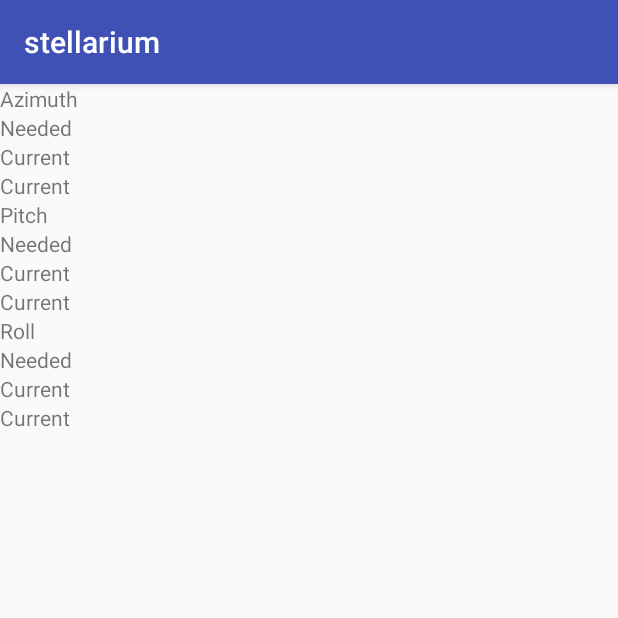
After one commit to arunsoman/scope-assist, an Android app: the fragment Orientation shown on its own in the app's theme, on a phone screen of 412 x 824 dp, the top half of it. The commit adds this screen. Run offline under Robolectric (Android 15) with nearby library versions, the phone set to English and light mode, and no system bars; libraries missing offline, so code that uses them is left out: com.kircherelectronics.fsensor; 4 statements that could not run were skipped.

Commit message:
gyro added

```diff
--- a/stellarium/app/build.gradle
+++ b/stellarium/app/build.gradle
@@ -46,3 +46,7 @@
 dependencies {
     implementation 'com.android.support:support-v4:27.+'
 }
+
+dependencies{
+    implementation 'com.github.KalebKE:FSensor:v1.2'
+}
--- a/stellarium/app/src/main/java/c/a/sm/Level.kt
+++ b/stellarium/app/src/main/java/c/a/sm/Level.kt
@@ -12,6 +12,8 @@
 import android.widget.ImageView
 import android.widget.TextView
 import com.example.arunsoman.stellarium.R
+import java.math.RoundingMode
+import java.text.DecimalFormat
 
 
 class Level:Fragment(), SensorEventListener  {
@@ -82,6 +84,25 @@
         }
     }
 
+
+    fun Double.abs():Double{
+        return Math.abs(this)
+    }
+    fun Int.abs():Int  {return Math.abs(this)}
+
+    fun Float.fromRadToHourMinSec():String{
+        val degress = this*180/Math.PI
+        val hours = degress.toInt()
+        var remains = (degress.abs() - hours.abs())*60
+        val mins = remains.toInt()
+        remains = remains - mins
+        val sec = remains*60
+        val df = DecimalFormat("#.##")
+        df.roundingMode = RoundingMode.CEILING
+        val out = "${hours} : ${mins} : ${df.format(sec.abs())}"
+        return out
+    }
+
     override fun onSensorChanged(sensorEvent: SensorEvent) {
         // The sensor type (as defined in the Sensor class).
         val sensorType = sensorEvent.sensor.type
@@ -142,12 +163,9 @@
         }
 
         // Fill in the string placeholders and set the textview text.
-        mTextSensorAzimuth.text = resources.getString(
-                R.string.value_format, azimuth)
-        mTextSensorPitch.text = resources.getString(
-                R.string.value_format, pitch)
-        mTextSensorRoll.text = resources.getString(
-                R.string.value_format, roll)
+        mTextSensorAzimuth.setText(azimuth.fromRadToHourMinSec())
+        mTextSensorPitch.setText(pitch.fromRadToHourMinSec())
+        mTextSensorRoll.setText(roll.fromRadToHourMinSec())
 
         // Reset all spot values to 0. Without this animation artifacts can
         // happen with fast tilts.
--- a/stellarium/app/src/main/java/c/a/sm/MainActivity.kt
+++ b/stellarium/app/src/main/java/c/a/sm/MainActivity.kt
@@ -75,6 +75,7 @@
        map.put(cnt++, Holder("GPS ", Location()))
        map.put(cnt++, Holder("Polaris ", polaris))
        map.put(cnt++, Holder("Target ", SkyObject()))
+       map.put(cnt++, Holder("Orientation ", Orientation()))
     }
 
 
--- /dev/null
+++ b/stellarium/app/src/main/java/c/a/sm/Orientation.kt
@@ -0,0 +1,80 @@
+package c.a.sm
+
+
+import android.os.Bundle
+import android.support.v4.app.Fragment
+import android.view.LayoutInflater
+import android.view.View
+import android.view.ViewGroup
+import android.widget.TextView
+import com.example.arunsoman.stellarium.R
+import java.math.RoundingMode
+import java.text.DecimalFormat
+
+class Orientation: Fragment(), OrientationDto.Listener {
+
+
+    private lateinit var mAzimuthCurrent: TextView
+    private lateinit var mPitchCurrent: TextView
+    private lateinit var mRollCurrent: TextView
+    private lateinit var o: OrientationDto
+
+    override fun onCreateView(inflater: LayoutInflater, container: ViewGroup?, savedInstanceState: Bundle?): View? {
+
+        val view = inflater.inflate(R.layout.orientation, container, false)
+        mAzimuthCurrent = view.findViewById(R.id.azCurrentV);
+        mPitchCurrent = view.findViewById(R.id.pitchCurrentV);
+        mRollCurrent = view.findViewById(R.id.rollCurrentV);
+        return view
+    }
+
+    override fun onViewCreated(view: View, savedInstanceState: Bundle?) {
+        o = OrientationDto()
+        o.start(activity!!, this)
+
+    }
+
+
+    override fun onOrientationChanged(az: Float, pitch: Float, roll: Float) {
+        mAzimuthCurrent.setText(az.fromRadToHourMinSec())
+        mPitchCurrent.setText(pitch.fromRadToHourMinSec())
+        mRollCurrent.setText(roll.fromRadToHourMinSec())
+
+    }
+
+
+    override fun onStop() {
+        super.onStop()
+        o.stopListening()
+    }
+
+    override fun onPause() {
+        super.onPause()
+        o.stopListening()
+    }
+
+    override fun onResume() {
+        super.onResume()
+        o.start(activity!!, this)
+    }
+
+    fun Double.abs():Double{
+        return Math.abs(this)
+    }
+    fun Int.abs():Int  {return Math.abs(this)}
+
+    fun Float.fromRadToHourMinSec():String{
+        val degress = this*180/Math.PI
+        val hours = degress.toInt()
+        var remains = (degress.abs() - hours.abs())*60
+        val mins = remains.toInt()
+        remains = remains - mins
+        val sec = remains*60
+        val df = DecimalFormat("#.##")
+        df.roundingMode = RoundingMode.CEILING
+        val out = "${hours} : ${mins} : ${df.format(sec.abs())}"
+        return out
+    }
+
+
+}
--- /dev/null
+++ b/stellarium/app/src/main/java/c/a/sm/Utils.kt
@@ -0,0 +1,97 @@
+package c.a.sm
+
+import android.app.Activity
+import android.content.Context
+import android.hardware.Sensor
+import android.hardware.SensorEvent
+import android.hardware.SensorEventListener
+import android.hardware.SensorManager
+import android.view.Surface
+import android.view.WindowManager
+
+import com.kircherelectronics.fsensor.filter.averaging.MeanFilter;
+import com.kircherelectronics.fsensor.filter.gyroscope.OrientationGyroscope;
+import com.kircherelectronics.fsensor.filter.gyroscope.fusion.complimentary.OrientationFusedComplimentary;
+import com.kircherelectronics.fsensor.filter.gyroscope.fusion.kalman.OrientationFusedKalman;
+import com.kircherelectronics.fsensor.util.rotation.RotationUtil;
+
+
+
+
+class OrientationDto:SensorEventListener {
+    interface Listener {
+        fun onOrientationChanged(az:Float, pitch: Float, roll: Float)
+    }
+
+    private lateinit var listener:Listener
+    private lateinit var fusedOrientation:FloatArray
+    private lateinit var acceleration:FloatArray
+    private lateinit var magnetic:FloatArray
+    private lateinit var rotation :FloatArray
+
+
+    private lateinit var meanFilter: MeanFilter
+
+    private lateinit var sensorManager: SensorManager
+
+    private var orientationGyroscope: OrientationGyroscope
+    private var orientationComplimentaryFusion: OrientationFusedComplimentary
+    private var orientationKalmanFusion: OrientationFusedKalman
+
+
+    init {
+        orientationGyroscope = OrientationGyroscope()
+        orientationComplimentaryFusion = OrientationFusedComplimentary()
+        orientationKalmanFusion = OrientationFusedKalman()
+    }
+
+    fun start(activity: Activity, listener: Listener){
+        this.listener = listener
+        sensorManager = activity.getSystemService(Context.SENSOR_SERVICE) as SensorManager
+        sensorManager.registerListener(this, sensorManager
+                .getDefaultSensor(Sensor.TYPE_ACCELEROMETER),
+                SensorManager.SENSOR_DELAY_FASTEST);
+
+        // Register for sensor updates.
+        sensorManager.registerListener(this, sensorManager
+                .getDefaultSensor(Sensor.TYPE_MAGNETIC_FIELD),
+                SensorManager.SENSOR_DELAY_FASTEST);
+
+        // Register for sensor updates.
+        sensorManager.registerListener(this,
+                sensorManager.getDefaultSensor(Sensor.TYPE_GYROSCOPE),
+                SensorManager.SENSOR_DELAY_FASTEST);
+        orientationKalmanFusion.startFusion()
+    }
+
+    fun stopListening(){
+        orientationKalmanFusion.stopFusion()
+        sensorManager.unregisterListener(this)
+    }
+
+    private var hasAcceleration=false
+    private var hasMagnetic=false
+
+    override fun onSensorChanged(event: SensorEvent) {
+        if (event.sensor.getType() == Sensor.TYPE_ACCELEROMETER) {
+            acceleration = event.values.clone()
+            hasAcceleration = true;
+        } else  if (event.sensor.getType() == Sensor.TYPE_MAGNETIC_FIELD) {
+            magnetic = event.values.clone()
+            hasMagnetic = true;
+        } else if (event.sensor.getType() == Sensor.TYPE_GYROSCOPE) {
+            rotation = event.values.clone()
+            if(!orientationKalmanFusion.isBaseOrientationSet()) {
+                if(hasAcceleration && hasMagnetic) {
+                    orientationKalmanFusion.setBaseOrientation(RotationUtil.getOrientationQuaternionFromAccelerationMagnetic(acceleration, magnetic));
+                }
+            } else {
+                fusedOrientation = orientationKalmanFusion.calculateFusedOrientation(rotation, event.timestamp, acceleration, magnetic);
+                listener.onOrientationChanged(fusedOrientation[0],fusedOrientation[1],fusedOrientation[2])
+            }
+        }
+    }
+
+    override fun onAccuracyChanged(sensor: Sensor, i: Int) {}
+
+}
--- /dev/null
+++ b/stellarium/app/src/main/res/layout/orientation.xml
@@ -0,0 +1,225 @@
+<?xml version="1.0" encoding="utf-8"?>
+<LinearLayout xmlns:android="http://schemas.android.com/apk/res/android"
+    android:layout_width="match_parent"
+    android:layout_height="match_parent"
+    android:orientation="vertical">
+
+    <LinearLayout
+        android:layout_width="match_parent"
+        android:layout_height="wrap_content"
+        android:orientation="vertical">
+
+        <TextView
+            android:id="@+id/Azimuth"
+            android:layout_width="match_parent"
+            android:layout_height="wrap_content"
+            android:text="Azimuth" />
+
+        <LinearLayout
+            android:layout_width="match_parent"
+            android:layout_height="wrap_content"
+            android:orientation="horizontal">
+
+            <TextView
+                android:id="@+id/azNeededL"
+                android:layout_width="wrap_content"
+                android:layout_height="wrap_content"
+                android:layout_weight="1"
+                android:text="Needed" />
+
+            <TextView
+                android:id="@+id/azNeededV"
+                android:layout_width="wrap_content"
+                android:layout_height="wrap_content"
+                android:layout_weight="1"
+                android:text="" />
+        </LinearLayout>
+
+        <LinearLayout
+            android:layout_width="match_parent"
+            android:layout_height="wrap_content"
+            android:orientation="horizontal">
+
+            <TextView
+                android:id="@+id/azCurrentL"
+                android:layout_width="wrap_content"
+                android:layout_height="wrap_content"
+                android:layout_weight="1"
+                android:text="Current" />
+
+            <TextView
+                android:id="@+id/azCurrentV"
+                android:layout_width="wrap_content"
+                android:layout_height="wrap_content"
+                android:layout_weight="1"
+                android:text="" />
+        </LinearLayout>
+
+        <LinearLayout
+            android:layout_width="match_parent"
+            android:layout_height="wrap_content"
+            android:orientation="horizontal">
+
+            <TextView
+                android:id="@+id/azErrorL"
+                android:layout_width="wrap_content"
+                android:layout_height="wrap_content"
+                android:layout_weight="1"
+                android:text="Current" />
+
+            <TextView
+                android:id="@+id/azErrorV"
+                android:layout_width="wrap_content"
+                android:layout_height="wrap_content"
+                android:layout_weight="1"
+                android:text="" />
+        </LinearLayout>
+    </LinearLayout>
+
+
+    <LinearLayout
+        android:layout_width="match_parent"
+        android:layout_height="wrap_content"
+        android:orientation="vertical">
+
+        <TextView
+            android:id="@+id/pitch"
+            android:layout_width="match_parent"
+            android:layout_height="wrap_content"
+            android:text="Pitch" />
+
+        <LinearLayout
+            android:layout_width="match_parent"
+            android:layout_height="wrap_content"
+            android:orientation="horizontal">
+
+            <TextView
+                android:id="@+id/pitchNeededL"
+                android:layout_width="wrap_content"
+                android:layout_height="wrap_content"
+                android:layout_weight="1"
+                android:text="Needed" />
+
+            <TextView
+                android:id="@+id/pitchNeededV"
+                android:layout_width="wrap_content"
+                android:layout_height="wrap_content"
+                android:layout_weight="1"
+                android:text="" />
+        </LinearLayout>
+
+        <LinearLayout
+            android:layout_width="match_parent"
+            android:layout_height="wrap_content"
+            android:orientation="horizontal">
+
+            <TextView
+                android:id="@+id/pitchCurrentL"
+                android:layout_width="wrap_content"
+                android:layout_height="wrap_content"
+                android:layout_weight="1"
+                android:text="Current" />
+
+            <TextView
+                android:id="@+id/pitchCurrentV"
+                android:layout_width="wrap_content"
+                android:layout_height="wrap_content"
+                android:layout_weight="1"
+                android:text="" />
+        </LinearLayout>
+
+        <LinearLayout
+            android:layout_width="match_parent"
+            android:layout_height="wrap_content"
+            android:orientation="horizontal">
+
+            <TextView
+                android:id="@+id/pitchErrorL"
+                android:layout_width="wrap_content"
+                android:layout_height="wrap_content"
+                android:layout_weight="1"
+                android:text="Current" />
+
+            <TextView
+                android:id="@+id/pitchErrorV"
+                android:layout_width="wrap_content"
+                android:layout_height="wrap_content"
+                android:layout_weight="1"
+                android:text="" />
+        </LinearLayout>
+    </LinearLayout>
+
+    <LinearLayout
+        android:layout_width="match_parent"
+        android:layout_height="wrap_content"
+        android:orientation="vertical">
+
+        <TextView
+            android:id="@+id/Roll"
+            android:layout_width="match_parent"
+            android:layout_height="wrap_content"
+            android:gravity="center_vertical"
+            android:text="Roll" />
+
+        <LinearLayout
+            android:layout_width="match_parent"
+            android:layout_height="wrap_content"
+            android:orientation="horizontal">
+
+            <TextView
+                android:id="@+id/rollNeededL"
+                android:layout_width="wrap_content"
+                android:layout_height="wrap_content"
+                android:layout_weight="1"
+                android:text="Needed" />
+
+            <TextView
+                android:id="@+id/rollNeededV"
+                android:layout_width="wrap_content"
+                android:layout_height="wrap_content"
+                android:layout_weight="1"
+                android:text="" />
+        </LinearLayout>
+
+        <LinearLayout
+            android:layout_width="match_parent"
+            android:layout_height="wrap_content"
+            android:orientation="horizontal">
+
+            <TextView
+                android:id="@+id/rollCurrentL"
+                android:layout_width="wrap_content"
+                android:layout_height="wrap_content"
+                android:layout_weight="1"
+                android:text="Current" />
+
+            <TextView
+                android:id="@+id/rollCurrentV"
+                android:layout_width="wrap_content"
+                android:layout_height="wrap_content"
+                android:layout_weight="1"
+                android:text="" />
+        </LinearLayout>
+
+        <LinearLayout
+            android:layout_width="match_parent"
+            android:layout_height="wrap_content"
+            android:orientation="horizontal">
+
+            <TextView
+                android:id="@+id/rollErrorL"
+                android:layout_width="wrap_content"
+                android:layout_height="wrap_content"
+                android:layout_weight="1"
+                android:text="Current" />
+
+            <TextView
+                android:id="@+id/rollErrorV"
+                android:layout_width="wrap_content"
+                android:layout_height="wrap_content"
+                android:layout_weight="1"
+                android:text="" />
+        </LinearLayout>
+    </LinearLayout>
+
+</LinearLayout>
--- a/stellarium/build.gradle
+++ b/stellarium/build.gradle
@@ -19,6 +19,7 @@
     repositories {
         google()
         jcenter()
+        maven { url "https://jitpack.io" }
     }
 }
 
```
